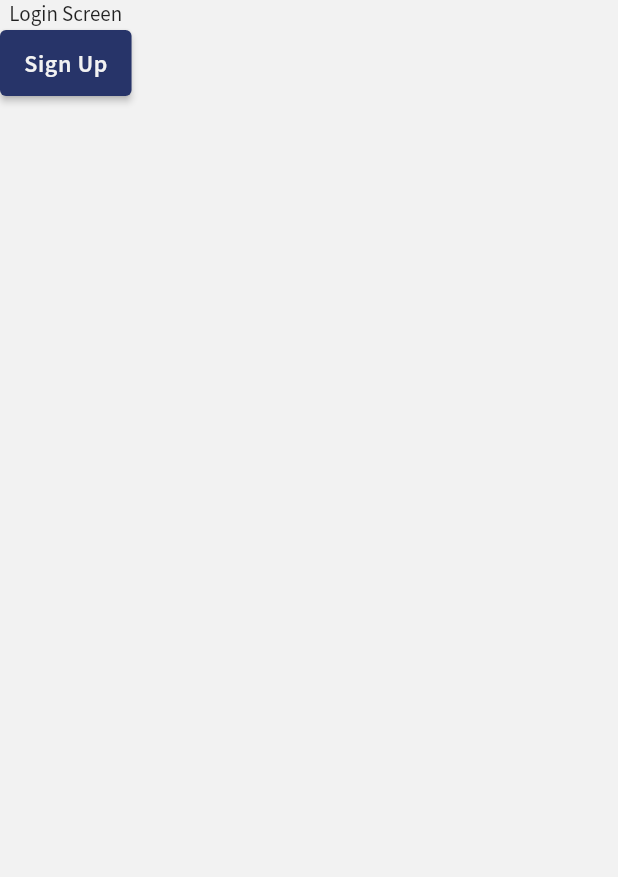
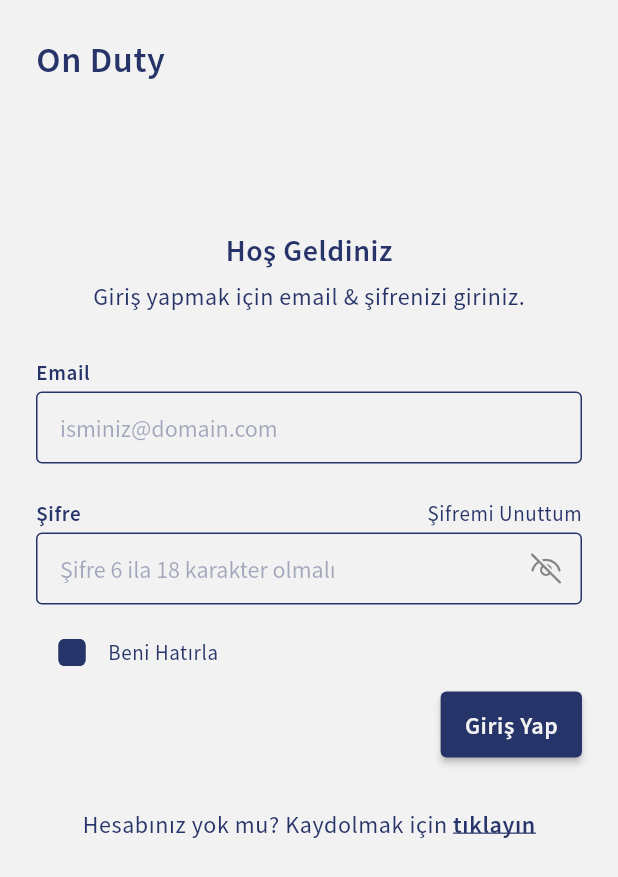
Before and after one commit to furkancvk/OnDuty, a Flutter app: the screen it shows after launch, on a phone screen of 412 x 824 dp. Shown: the top 877 px of the screen. Run offline on Flutter 3.47's test engine with Material 2 defaults, Android fonts, the phone set to English and light mode, and no system bars; our stand-ins replace fluentui_system_icons, fluttertoast; missing offline and left inert: autocomplete_textfield.

Commit message:
login screen implemented

```diff
--- a/lib/views/login.dart
+++ b/lib/views/login.dart
@@ -1,4 +1,8 @@
 import 'package:flutter/material.dart';
+import 'package:on_duty/widgets/app_form.dart';
+
+import '../design/app_colors.dart';
+import '../design/app_text.dart';
 
 class LoginScreen extends StatefulWidget {
   const LoginScreen({Key? key}) : super(key: key);
@@ -8,16 +12,83 @@ class LoginScreen extends StatefulWidget {
 }
 
 class _LoginScreenState extends State<LoginScreen> {
+  final _formKey = GlobalKey<FormState>();
+  bool isChecked = false;
+
   @override
   Widget build(BuildContext context) {
     return SafeArea(
       child: Scaffold(
-        body: Column(
+        body: ListView(
+          padding: const EdgeInsets.all(24),
           children: [
-            const Text("Login Screen"),
-            ElevatedButton(
-              onPressed: () => Navigator.pushNamed(context, "sign_up_screen"),
-              child: const Text("Sign Up"),
+            Text("On Duty", style: AppText.headerSemiBold),
+            const SizedBox(height: 100),
+            Form(
+              key: _formKey,
+              child: Column(
+                children: [
+                  Text("Hoş Geldiniz", style: AppText.titleSemiBold),
+                  const SizedBox(height: 8),
+                  Text(
+                    "Giriş yapmak için email & şifrenizi giriniz.",
+                    style: AppText.context,
+                  ),
+                  const SizedBox(height: 32),
+                  AppForm.appTextFormField(
+                    label: "Email",
+                    hint: "isminiz@domain.com",
+                    controller: TextEditingController(),
+                  ),
+                  const SizedBox(height: 24),
+                  PasswordFieldWithVisibility(
+                    controller: TextEditingController(),
+                  ),
+                  const SizedBox(height: 8),
+                  Row(
+                    children: [
+                      Checkbox(
+                        value: isChecked,
+                        onChanged: (bool? value) {
+                          setState(() {
+                            isChecked = value!;
+                          });
+                        },
+                      ),
+                      Text("Beni Hatırla", style: AppText.label)
+                    ],
+                  ),
+                  Align(
+                    alignment: Alignment.centerRight,
+                    child: ElevatedButton(
+                      onPressed: () => {},
+                      child: const Text("Giriş Yap"),
+                    ),
+                  ),
+                  const SizedBox(height: 32),
+                  Wrap(
+                    children: [
+                      Text(
+                        "Hesabınız yok mu? Kaydolmak için ",
+                        style: AppText.context,
+                      ),
+                      GestureDetector(
+                        onTap: () => print("TIKLADIN"),
+                        child: const Text(
+                          "tıklayın",
+                          style: TextStyle(
+                            fontSize: 16,
+                            fontWeight: FontWeight.w600,
+                            letterSpacing: 0.4,
+                            color: AppColors.lightPrimary,
+                            decoration: TextDecoration.underline,
+                          ),
+                        ),
+                      ),
+                    ],
+                  ),
+                ],
+              ),
             ),
           ],
         ),
```
